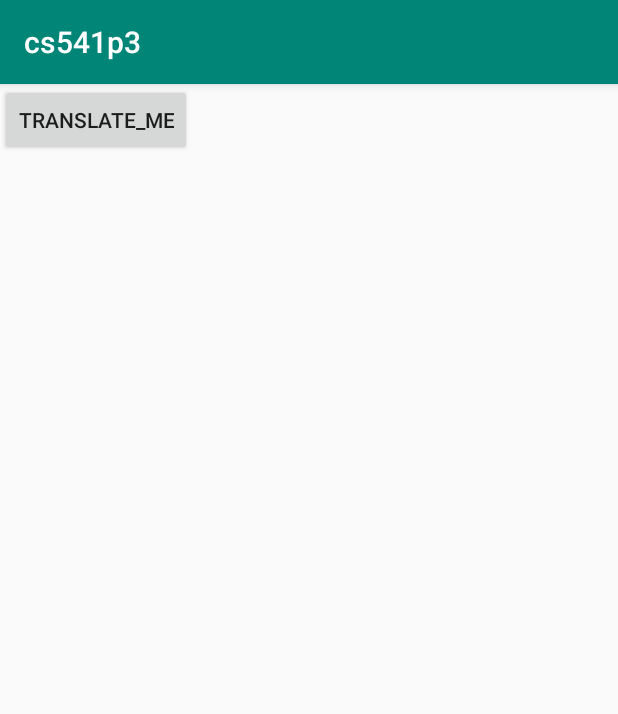
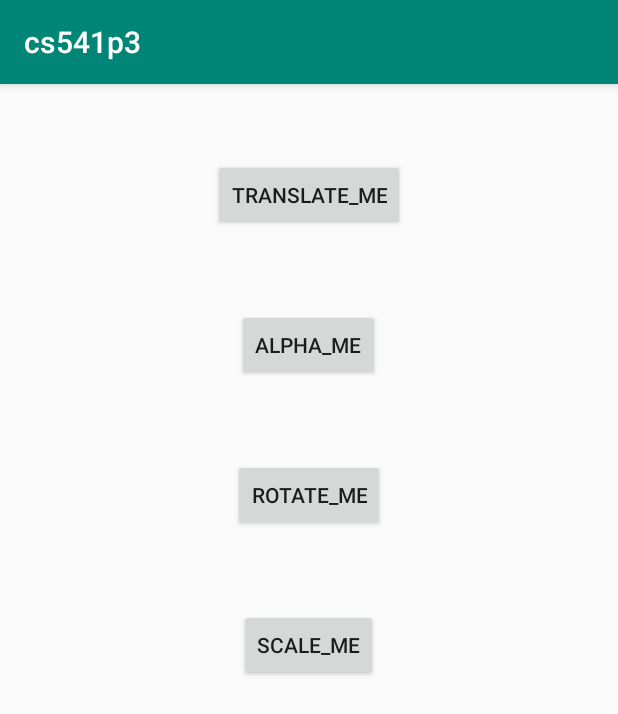
Before and after one commit to xchen218/CS541P3, an Android app: the screen it shows after launch (MainActivity), on a phone screen of 412 x 824 dp. Shown: the top 714 px of the screen. Run offline under Robolectric (Android 15) with nearby library versions, the phone set to English and light mode, and no system bars.

Commit message:
some fun

```diff
--- a/app/src/main/java/com/xchen218/cs541p3/MainActivity.java
+++ b/app/src/main/java/com/xchen218/cs541p3/MainActivity.java
@@ -3,21 +3,64 @@ package com.xchen218.cs541p3;
 import android.support.v7.app.AppCompatActivity;
 import android.os.Bundle;
 import android.view.View;
+import android.view.animation.AlphaAnimation;
+import android.view.animation.Animation;
+import android.view.animation.RotateAnimation;
+import android.view.animation.ScaleAnimation;
 import android.view.animation.TranslateAnimation;
+import android.widget.ImageView;
 
 public class MainActivity extends AppCompatActivity {
+
     private TranslateAnimation ta;
+    private AlphaAnimation aa;
+    private RotateAnimation ra;
+    private ScaleAnimation sa;
+
     @Override
     protected void onCreate(Bundle savedInstanceState) {
         super.onCreate(savedInstanceState);
         setContentView(R.layout.activity_main);
+
         ta = new TranslateAnimation(0,200,0,200);
-        ta.setDuration(1000);
+        ta.setDuration(1500);
+
+        aa = new AlphaAnimation(1.0f, 0.0f);
+        aa.setDuration(1500);
+
+        ra = new RotateAnimation(0, 360, Animation.RELATIVE_TO_SELF, 0.5f, Animation.RELATIVE_TO_SELF, 0.5f);
+        ra.setDuration(1500);
+
+        sa = new ScaleAnimation(0, 10, 0, 10, Animation.RELATIVE_TO_SELF, 0.5f, Animation.RELATIVE_TO_SELF, 0.5f);
+        sa.setDuration(1500);
+
         findViewById(R.id.btnTranslateMe).setOnClickListener(new View.OnClickListener() {
             @Override
             public void onClick(View translateview) {
                 translateview.startAnimation(ta);
             }
         });
+
+        findViewById(R.id.btnAlphaMe).setOnClickListener(new View.OnClickListener() {
+            @Override
+            public void onClick(View alphaview) {
+                alphaview.startAnimation(aa);
+            }
+        });
+
+        findViewById(R.id.btnRotateMe).setOnClickListener(new View.OnClickListener() {
+            @Override
+            public void onClick(View rotateview) {
+                rotateview.startAnimation(ra);
+            }
+        });
+
+        findViewById(R.id.btnScaleMe).setOnClickListener(new View.OnClickListener() {
+            @Override
+            public void onClick(View scaleview) {
+                scaleview.startAnimation(sa);
+            }
+        });
+
     }
 }
--- a/app/src/main/res/layout/activity_main.xml
+++ b/app/src/main/res/layout/activity_main.xml
@@ -1,4 +1,5 @@
 <FrameLayout xmlns:android="http://schemas.android.com/apk/res/android"
+    xmlns:app="http://schemas.android.com/apk/res-auto"
     xmlns:tools="http://schemas.android.com/tools"
     android:id="@+id/container"
     android:layout_width="match_parent"
@@ -7,8 +8,36 @@
 
     <Button
         android:id="@+id/btnTranslateMe"
+        android:layout_marginTop="50dp"
+        android:layout_gravity="center_horizontal"
         android:layout_width="wrap_content"
         android:layout_height="wrap_content"
-        android:text="@string/translate_me"/>
+        android:text="@string/translate_me" />
+
+    <Button
+        android:id="@+id/btnAlphaMe"
+        android:layout_marginTop="150dp"
+        android:layout_gravity="center_horizontal"
+        android:layout_width="wrap_content"
+        android:layout_height="wrap_content"
+        android:text="@string/alpha_me" />
+
+    <Button
+        android:id="@+id/btnRotateMe"
+        android:layout_marginTop="250dp"
+        android:layout_gravity="center_horizontal"
+        android:layout_width="wrap_content"
+        android:layout_height="wrap_content"
+        android:text="@string/rotate_me" />
+
+    <Button
+        android:id="@+id/btnScaleMe"
+        android:layout_marginTop="350dp"
+        android:layout_gravity="center_horizontal"
+        android:layout_width="wrap_content"
+        android:layout_height="wrap_content"
+        android:text="@string/scale_me" />
+
+
 
 </FrameLayout>
--- a/app/src/main/res/values/strings.xml
+++ b/app/src/main/res/values/strings.xml
@@ -1,4 +1,7 @@
 <resources>
     <string name="app_name">cs541p3</string>
     <string name="translate_me">translate_me</string>
+    <string name="alpha_me">alpha_me</string>
+    <string name="rotate_me">rotate_me</string>
+    <string name="scale_me">scale_me</string>
 </resources>
```
Also changed, not shown: app/src/main/res/drawable/prof.png (added).
